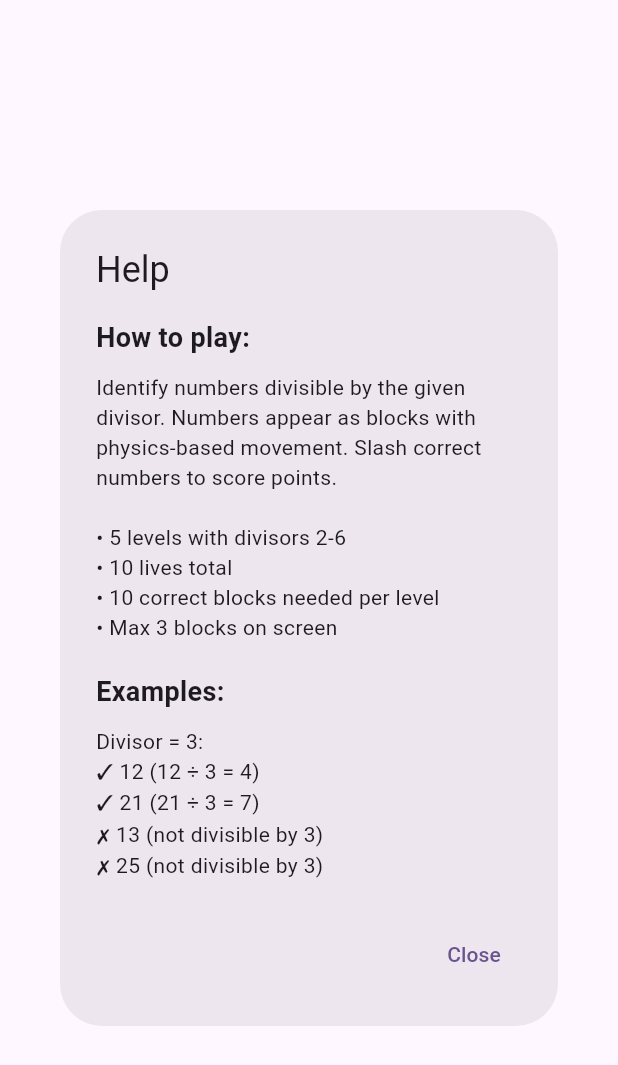
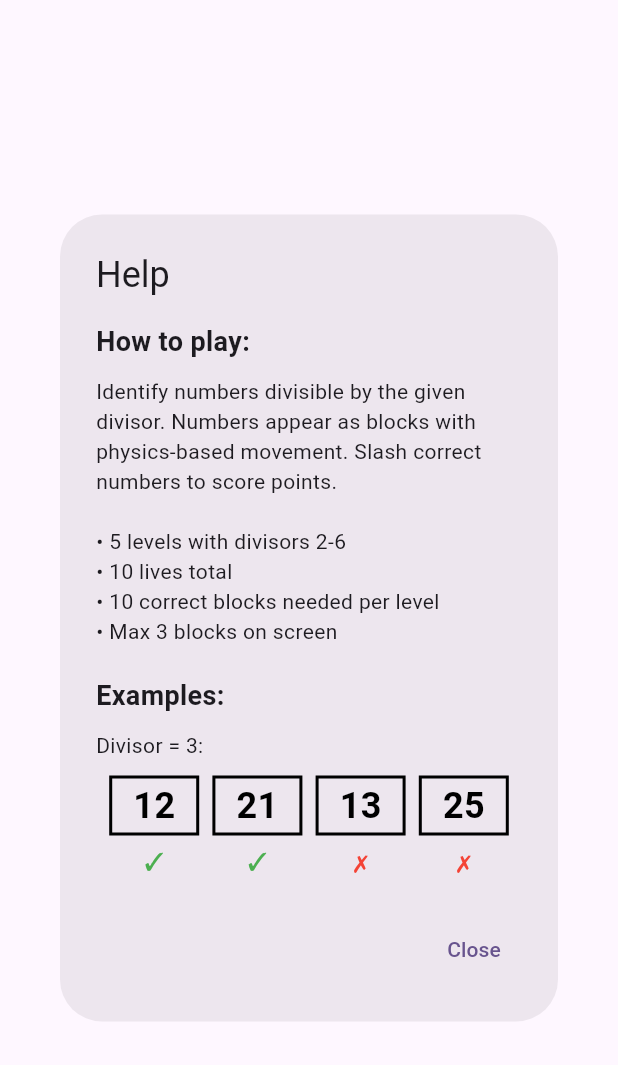
Before and after one commit to davidpangsw/divisibility-samurai, a Flutter app: the HelpDialog widget shown alone on an empty page, opened directly, on a phone screen of 412 x 824 dp. Shown: the top 1065 px of the screen. Run offline on Flutter 3.47's test engine with Material 3 defaults, Android fonts, the phone set to English and light mode, and no system bars.

```diff
--- a/lib/widgets/help_dialog.dart
+++ b/lib/widgets/help_dialog.dart
@@ -1,5 +1,6 @@
 import 'package:flutter/material.dart';
 import '../configs/config.dart';
+import 'number_blocks/basic_number_block.dart';
 
 class HelpDialog extends StatelessWidget {
   const HelpDialog({super.key});
@@ -37,12 +38,56 @@ class HelpDialog extends StatelessWidget {
               ),
             ),
             const SizedBox(height: 10),
-            const Text(
-              'Divisor = 3:\n'
-              '✓ 12 (12 ÷ 3 = 4)\n'
-              '✓ 21 (21 ÷ 3 = 7)\n'
-              '✗ 13 (not divisible by 3)\n'
-              '✗ 25 (not divisible by 3)',
+            const Text('Divisor = 3:'),
+            const SizedBox(height: 10),
+            Row(
+              mainAxisAlignment: MainAxisAlignment.spaceEvenly,
+              children: [
+                Column(
+                  children: [
+                    SizedBox(
+                      width: 60,
+                      height: 40,
+                      child: BasicNumberBlock(number: 12),
+                    ),
+                    const SizedBox(height: 5),
+                    const Text('✓', style: TextStyle(color: Colors.green, fontSize: 16)),
+                  ],
+                ),
+                Column(
+                  children: [
+                    SizedBox(
+                      width: 60,
+                      height: 40,
+                      child: BasicNumberBlock(number: 21),
+                    ),
+                    const SizedBox(height: 5),
+                    const Text('✓', style: TextStyle(color: Colors.green, fontSize: 16)),
+                  ],
+                ),
+                Column(
+                  children: [
+                    SizedBox(
+                      width: 60,
+                      height: 40,
+                      child: BasicNumberBlock(number: 13),
+                    ),
+                    const SizedBox(height: 5),
+                    const Text('✗', style: TextStyle(color: Colors.red, fontSize: 16)),
+                  ],
+                ),
+                Column(
+                  children: [
+                    SizedBox(
+                      width: 60,
+                      height: 40,
+                      child: BasicNumberBlock(number: 25),
+                    ),
+                    const SizedBox(height: 5),
+                    const Text('✗', style: TextStyle(color: Colors.red, fontSize: 16)),
+                  ],
+                ),
+              ],
             ),
           ],
         ),
--- /dev/null
+++ b/lib/widgets/number_blocks/basic_number_block.dart
@@ -0,0 +1,32 @@
+import 'package:flutter/material.dart';
+
+class BasicNumberBlock extends StatelessWidget {
+  final int number;
+  final Color color;
+
+  const BasicNumberBlock({
+    super.key,
+    required this.number,
+    this.color = Colors.transparent,
+  });
+
+  @override
+  Widget build(BuildContext context) {
+    return Container(
+      decoration: BoxDecoration(
+        color: color,
+        border: Border.all(color: Colors.black, width: 2),
+      ),
+      child: Center(
+        child: Text(
+          '$number',
+          style: const TextStyle(
+            fontSize: 24,
+            fontWeight: FontWeight.bold,
+            color: Colors.black,
+          ),
+        ),
+      ),
+    );
+  }
+}
```
Also changed, not shown: lib/utils/line.dart (added, +53 -0 lines), 7 other files.
